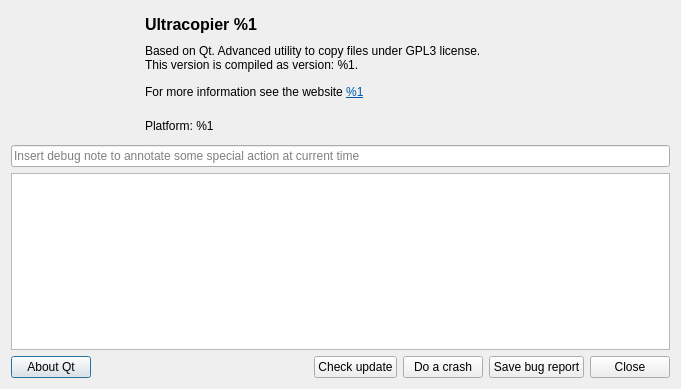
Before: the Qt Designer form HelpDialog.ui in alphaonex86/Ultracopier, drawn with Qt 5.
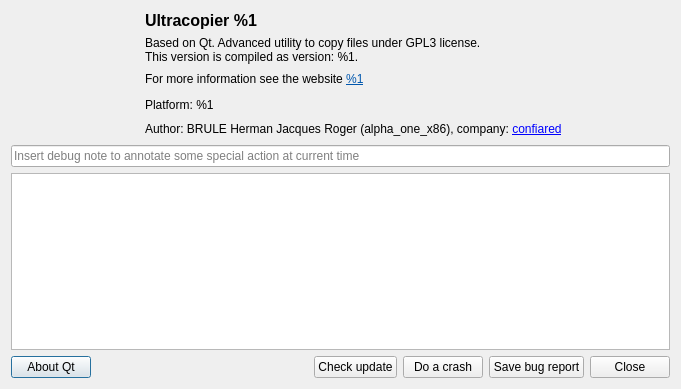
After: the same form once the commit is applied. Icons and pictures are not drawn.

Patch:
```diff
--- a/HelpDialog.ui
+++ b/HelpDialog.ui
@@ -86,6 +86,13 @@
          </property>
         </widget>
        </item>
+       <item>
+        <widget class="QLabel" name="label_2">
+         <property name="text">
+          <string>Author: BRULE Herman Jacques Roger (alpha_one_x86), company: &lt;a href=&quot;http://www.confiared.com/&quot;&gt;confiared&lt;/a&gt;</string>
+         </property>
+        </widget>
+       </item>
       </layout>
      </item>
     </layout>
```
